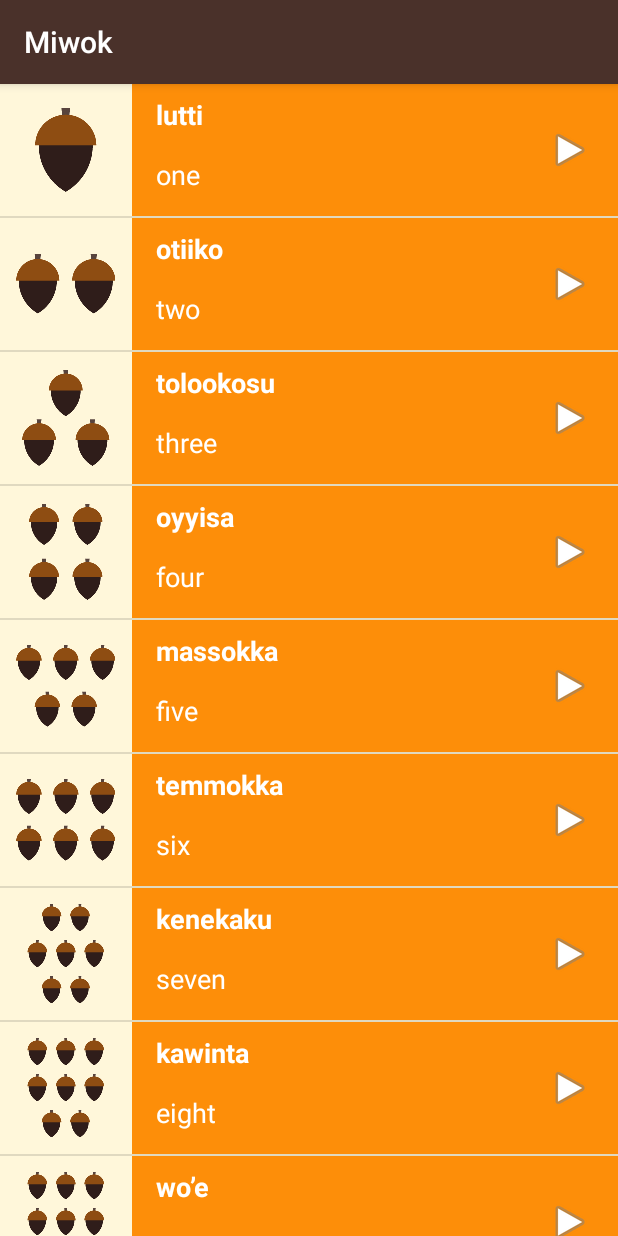
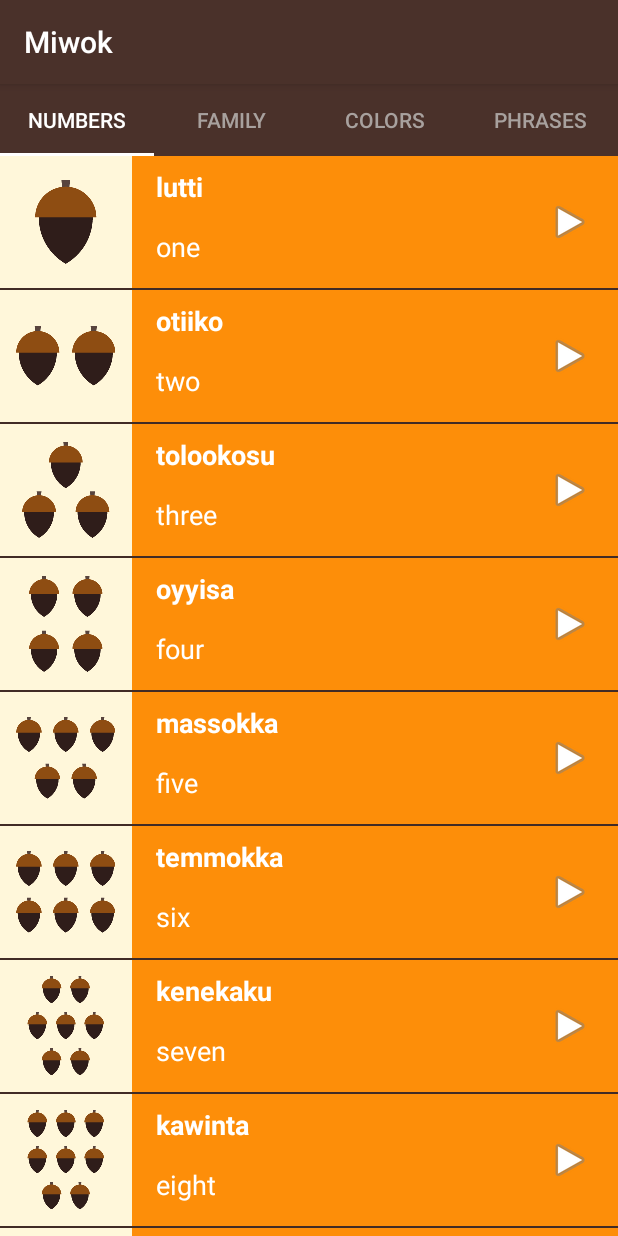
Before and after one commit to MadhuriChelluboina/Miwok, an Android app: the screen it shows after launch (MainActivity), on a phone screen of 412 x 824 dp. Run offline under Robolectric (Android 15) with nearby library versions, the phone set to English and light mode, and no system bars.

Commit message:
added tablayout to mainactivity and updated visual polish

```diff
--- a/app/build.gradle
+++ b/app/build.gradle
@@ -23,6 +23,7 @@ dependencies {
     implementation 'com.android.support:appcompat-v7:28.0.0'
     implementation 'com.android.support.constraint:constraint-layout:1.1.3'
     implementation 'com.android.support:support-v4:28.0.0'
+    implementation 'com.android.support:design:28.0.0'
     testImplementation 'junit:junit:4.12'
     androidTestImplementation 'com.android.support.test:runner:1.0.2'
     androidTestImplementation 'com.android.support.test.espresso:espresso-core:3.0.2'
--- a/app/src/main/java/com/example/miwok/MainActivity.java
+++ b/app/src/main/java/com/example/miwok/MainActivity.java
@@ -1,6 +1,7 @@
 package com.example.miwok;
 
 import android.content.Intent;
+import android.support.design.widget.TabLayout;
 import android.support.v4.view.ViewPager;
 import android.support.v7.app.AppCompatActivity;
 import android.os.Bundle;
@@ -13,7 +14,9 @@ public class MainActivity extends AppCompatActivity {
         super.onCreate(savedInstanceState);
         setContentView(R.layout.activity_main);
         ViewPager viewPager = findViewById(R.id.viewPager);
-        ViewPagerAdapter adapter = new ViewPagerAdapter(getSupportFragmentManager());
+        TabLayout tabs = findViewById(R.id.tabs);
+        ViewPagerAdapter adapter = new ViewPagerAdapter(getSupportFragmentManager(),MainActivity.this);
         viewPager.setAdapter(adapter);
+        tabs.setupWithViewPager(viewPager);
     }
 }
--- a/app/src/main/java/com/example/miwok/ViewPagerAdapter.java
+++ b/app/src/main/java/com/example/miwok/ViewPagerAdapter.java
@@ -1,12 +1,33 @@
 package com.example.miwok;
 
+import android.content.Context;
+import android.support.annotation.Nullable;
 import android.support.v4.app.Fragment;
 import android.support.v4.app.FragmentManager;
 import android.support.v4.app.FragmentPagerAdapter;
 
 public class ViewPagerAdapter extends FragmentPagerAdapter {
-    public ViewPagerAdapter(FragmentManager fm) {
+    Context mContext;
+    public ViewPagerAdapter(FragmentManager fm, Context mContext) {
         super(fm);
+        this.mContext=mContext;
+    }
+
+    @Nullable
+    @Override
+    public CharSequence getPageTitle(int position) {
+        switch (position) {
+            case 0:
+                return mContext.getString(R.string.numbers_label);
+            case 1:
+                return mContext.getString(R.string.familyMembers_label);
+            case 2:
+                return mContext.getString(R.string.colors_label);
+            case 3:
+                return mContext.getString(R.string.phrases_label);
+            default:
+                return null;
+        }
     }
 
     @Override
--- a/app/src/main/res/layout/activity_main.xml
+++ b/app/src/main/res/layout/activity_main.xml
@@ -3,14 +3,22 @@
     xmlns:tools="http://schemas.android.com/tools"
     android:layout_width="match_parent"
     android:layout_height="match_parent"
-    android:background="#FFF7DA"
+    android:background="@color/colorPrimary"
     android:orientation="vertical"
     tools:context=".MainActivity">
+
+    <android.support.design.widget.TabLayout
+        android:id="@+id/tabs"
+        style="@style/tabLayout"
+        android:layout_width="match_parent"
+        android:layout_height="wrap_content">
+
+    </android.support.design.widget.TabLayout>
 
     <android.support.v4.view.ViewPager
         android:id="@+id/viewPager"
         android:layout_width="match_parent"
-        android:layout_height="match_parent"/>
+        android:layout_height="match_parent" />
 
 
 </LinearLayout>
--- a/app/src/main/res/values/strings.xml
+++ b/app/src/main/res/values/strings.xml
@@ -3,7 +3,7 @@
     <string name="phrases_label">Phrases</string>
     <string name="numbers_label">Numbers</string>
     <string name="colors_label">Colors</string>
-    <string name="familyMembers_label">Family Members</string>
+    <string name="familyMembers_label">Family</string>
 
     <!-- TODO: Remove or change this placeholder text -->
     <string name="hello_blank_fragment">Hello blank fragment</string>
--- a/app/src/main/res/values/styles.xml
+++ b/app/src/main/res/values/styles.xml
@@ -14,10 +14,19 @@
         <item name="android:textStyle">bold</item>
         <item name="android:textAppearance">@style/TextAppearance.AppCompat.Medium</item>
     </style>
+
     <style name="listItemDimen">
         <item name="android:textColor">#FFFFFF</item>
         <item name="android:textSize">18sp</item>
-
     </style>
 
+    <style name="tabLayout" parent="Widget.Design.TabLayout">
+        <item name="tabIndicatorColor">@android:color/white</item>
+        <item name="tabSelectedTextColor">@android:color/white</item>
+        <item name="tabTextAppearance">@style/TabTextAppearance</item>
+    </style>
+
+    <style name="TabTextAppearance" parent="TextAppearance.Design.Tab">
+        <item name="android:textColor">#A8A19E</item>
+    </style>
 </resources>
```
Also changed, not shown: app/src/main/AndroidManifest.xml (+0 -33 lines), app/src/main/java/com/example/miwok/ColorsActivity.java (deleted, +0 -22 lines), app/src/main/java/com/example/miwok/FamilyActivity.java (deleted, +0 -26 lines), app/src/main/java/com/example/miwok/NumbersActivity.java (deleted, +0 -24 lines), app/src/main/java/com/example/miwok/PhrasesActivity.java (deleted, +0 -23 lines), app/src/main/res/layout/activity_category.xml (deleted, +0 -9 lines), app/src/main/res/layout/activity_colors.xml (deleted, +0 -11 lines), app/src/main/res/layout/activity_family.xml (deleted, +0 -9 lines), app/src/main/res/layout/activity_phrases.xml (deleted, +0 -9 lines).
